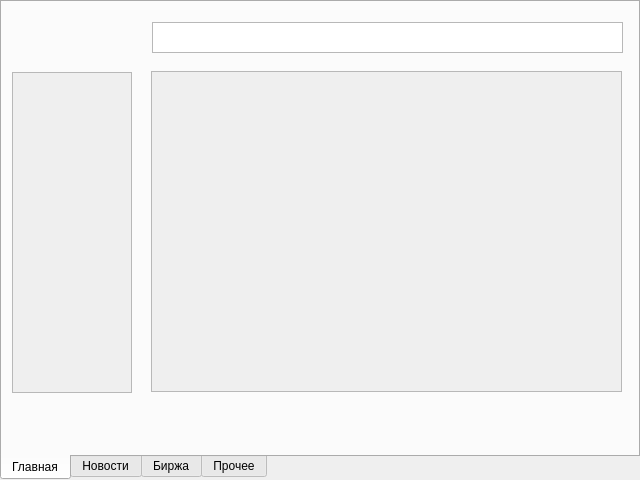
Qt form client/Client_App/sperinvestwindow.ui (ToksichniyDed/SperInvest) before a commit.
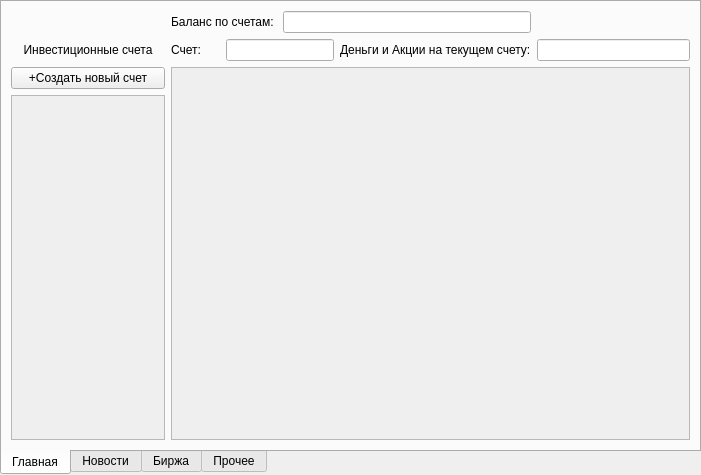
The same form after that commit.

What changed in the file:
```diff
--- a/client/Client_App/sperinvestwindow.ui
+++ b/client/Client_App/sperinvestwindow.ui
@@ -6,13 +6,22 @@
    <rect>
     <x>0</x>
     <y>0</y>
-    <width>640</width>
-    <height>480</height>
+    <width>701</width>
+    <height>475</height>
    </rect>
   </property>
+  <property name="minimumSize">
+   <size>
+    <width>701</width>
+    <height>475</height>
+   </size>
+  </property>
   <property name="windowTitle">
    <string>SperInvest</string>
   </property>
+  <property name="autoFillBackground">
+   <bool>false</bool>
+  </property>
   <property name="tabPosition">
    <enum>QTabWidget::South</enum>
   </property>
@@ -23,25 +32,54 @@
    <attribute name="title">
     <string>Главная</string>
    </attribute>
-   <widget class="QTextEdit" name="textEdit">
-    <property name="geometry">
-     <rect>
-      <x>150</x>
-      <y>20</y>
-      <width>471</width>
-      <height>31</height>
-     </rect>
-    </property>
-   </widget>
-   <widget class="QScrollArea" name="scrollArea">
-    <property name="geometry">
-     <rect>
-      <x>10</x>
-      <y>70</y>
-      <width>120</width>
-      <height>321</height>
-     </rect>
-    </property>
+   <layout class="QGridLayout" name="gridLayout">
+    <item row="0" column="3" colspan="2">
+     <widget class="QLineEdit" name="accounts_balance">
+      <property name="readOnly">
+       <bool>true</bool>
+      </property>
+     </widget>
+    </item>
+    <item row="0" column="1" colspan="2">
+     <widget class="QLabel" name="label_2">
+      <property name="text">
+       <string>Баланс по счетам:</string>
+      </property>
+     </widget>
+    </item>
+    <item row="1" column="5">
+     <widget class="QLineEdit" name="current_balance">
+      <property name="readOnly">
+       <bool>true</bool>
+      </property>
+     </widget>
+    </item>
+    <item row="1" column="0">
+     <widget class="QLabel" name="label_3">
+      <property name="text">
+       <string>&lt;html&gt;&lt;head/&gt;&lt;body&gt;&lt;p align=&quot;center&quot;&gt;Инвестиционные счета&lt;/p&gt;&lt;/body&gt;&lt;/html&gt;</string>
+      </property>
+     </widget>
+    </item>
+    <item row="1" column="2" colspan="2">
+     <widget class="QLineEdit" name="current_account">
+      <property name="text">
+       <string/>
+      </property>
+      <property name="readOnly">
+       <bool>true</bool>
+      </property>
+     </widget>
+    </item>
+    <item row="1" column="1">
+     <widget class="QLabel" name="label">
+      <property name="text">
+       <string>Счет:</string>
+      </property>
+     </widget>
+    </item>
+    <item row="3" column="0">
+     <widget class="QScrollArea" name="exchange_accounts">
     <property name="widgetResizable">
      <bool>true</bool>
     </property>
@@ -50,21 +88,30 @@
       <rect>
        <x>0</x>
        <y>0</y>
-       <width>118</width>
-       <height>319</height>
-      </rect>
-     </property>
-    </widget>
-   </widget>
-   <widget class="QScrollArea" name="scrollArea_2">
-    <property name="geometry">
-     <rect>
-      <x>149</x>
-      <y>69</y>
-      <width>471</width>
-      <height>321</height>
-     </rect>
-    </property>
+         <width>144</width>
+         <height>343</height>
+        </rect>
+       </property>
+       <layout class="QVBoxLayout" name="verticalLayout"/>
+      </widget>
+     </widget>
+    </item>
+    <item row="1" column="4">
+     <widget class="QLabel" name="label_4">
+      <property name="text">
+       <string>Деньги и Акции на текущем счету:</string>
+      </property>
+     </widget>
+    </item>
+    <item row="2" column="0">
+     <widget class="QPushButton" name="push_account">
+      <property name="text">
+       <string>+Создать новый счет</string>
+      </property>
+     </widget>
+    </item>
+    <item row="2" column="1" rowspan="2" colspan="5">
+     <widget class="QScrollArea" name="exchange_traded_assets">
     <property name="widgetResizable">
      <bool>true</bool>
     </property>
@@ -73,12 +120,14 @@
       <rect>
        <x>0</x>
        <y>0</y>
-       <width>469</width>
-       <height>319</height>
+         <width>523</width>
+         <height>373</height>
       </rect>
      </property>
     </widget>
    </widget>
+    </item>
+   </layout>
   </widget>
   <widget class="QWidget" name="tab_2">
    <attribute name="title">
```
Left out of the diff: 14 changed lines with no effect on the pictures. Lines whose indentation alone changed are shown as unchanged.
